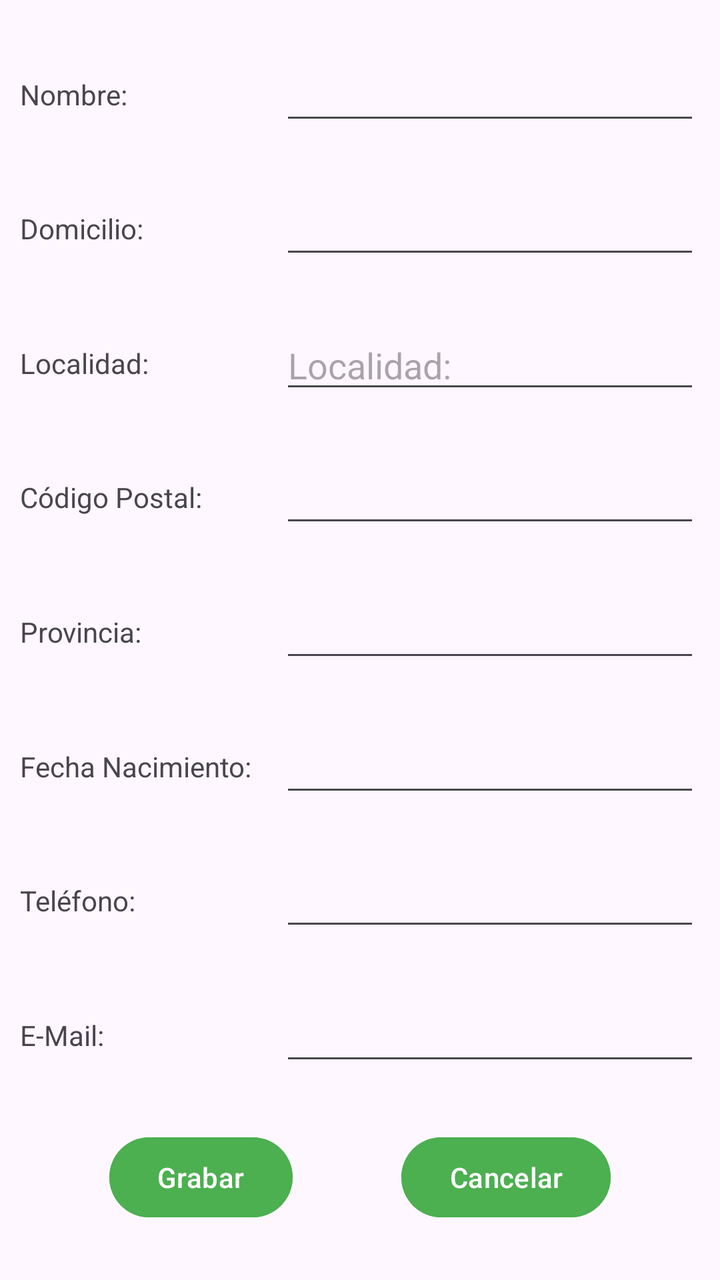
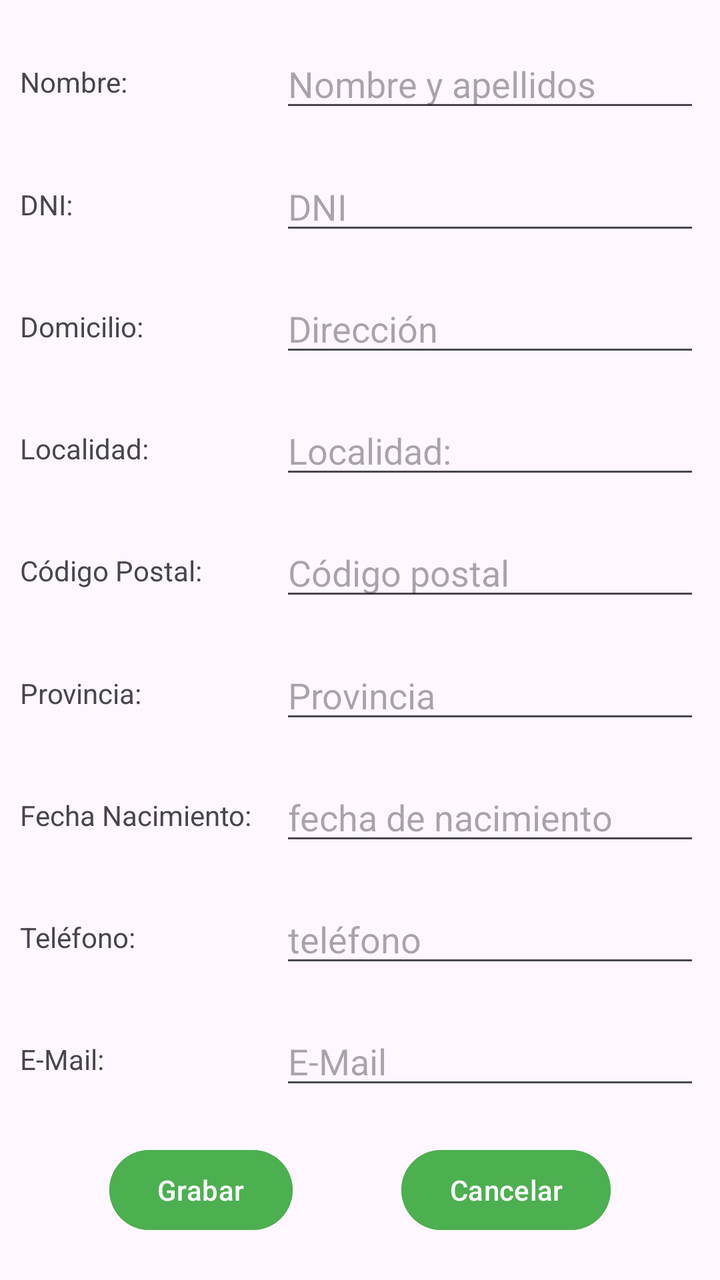

Screens rendered from an Android XML layout before and after an edit, with the pre-edit source and the edit as a unified diff.
<!-- AndroidManifest.xml: application theme Theme.ElPastillero -->
<!-- res/layout/activity_usuario.xml -->
<?xml version="1.0" encoding="utf-8"?>
<androidx.constraintlayout.widget.ConstraintLayout xmlns:android="http://schemas.android.com/apk/res/android"
    xmlns:app="http://schemas.android.com/apk/res-auto"
    xmlns:tools="http://schemas.android.com/tools"
    android:id="@+id/main"
    android:layout_width="match_parent"
    android:layout_height="match_parent"
    tools:context=".Usuario">

    <TextView
        android:id="@+id/lbNombre"
        android:layout_width="120dp"
        android:layout_height="40dp"
        android:gravity="center_vertical"
        android:text="@string/nombre"
        app:layout_constraintBottom_toTopOf="@id/lbdomiclio"
        app:layout_constraintEnd_toStartOf="@id/txtNombreU"
        app:layout_constraintStart_toStartOf="parent"
        app:layout_constraintTop_toTopOf="parent" />

    <EditText
        android:id="@+id/txtNombreU"
        android:layout_width="wrap_content"
        android:layout_height="40dp"
        android:autofillHints=""
        android:ems="10"
        android:inputType="text"
        app:layout_constraintBottom_toTopOf="@id/txtDomicilioU"
        app:layout_constraintEnd_toEndOf="parent"
        app:layout_constraintStart_toEndOf="@id/lbNombre"
        app:layout_constraintTop_toTopOf="parent"
        tools:ignore="LabelFor,TouchTargetSizeCheck,SpeakableTextPresentCheck" />

    <TextView
        android:id="@+id/lbdomiclio"
        android:layout_width="120dp"
        android:layout_height="40dp"
        android:gravity="center_vertical"
        android:text="@string/domicilio"
        app:layout_constraintBottom_toTopOf="@id/lbLocalidad"
        app:layout_constraintEnd_toStartOf="@id/txtDomicilioU"
        app:layout_constraintStart_toStartOf="parent"
        app:layout_constraintTop_toBottomOf="@id/lbNombre" />

    <EditText
        android:id="@+id/txtDomicilioU"
        android:layout_width="wrap_content"
        android:layout_height="40dp"
        android:ems="10"
        android:importantForAutofill="no"
        android:inputType="text"
        app:layout_constraintBottom_toTopOf="@id/txtLocalidadU"
        app:layout_constraintEnd_toEndOf="parent"
        app:layout_constraintStart_toEndOf="@id/lbdomiclio"
        app:layout_constraintTop_toBottomOf="@id/txtNombreU"
        tools:ignore="LabelFor,SpeakableTextPresentCheck,TouchTargetSizeCheck" />

    <TextView
        android:id="@+id/lbLocalidad"
        android:layout_width="120dp"
        android:layout_height="40dp"
        android:gravity="center_vertical"
        android:text="@string/localidad"
        app:layout_constraintBottom_toTopOf="@id/lbCodigoPostal"
        app:layout_constraintEnd_toStartOf="@id/txtLocalidadU"
        app:layout_constraintStart_toStartOf="parent"
        app:layout_constraintTop_toBottomOf="@id/lbdomiclio" />

    <EditText
        android:id="@+id/txtLocalidadU"
        android:layout_width="wrap_content"
        android:layout_height="40dp"
        android:autofillHints=""
        android:ems="10"
        android:hint="@string/localidad"
        android:inputType="text"
        app:layout_constraintBottom_toTopOf="@id/txtCodigoPostalU"
        app:layout_constraintEnd_toEndOf="parent"
        app:layout_constraintStart_toEndOf="@id/lbLocalidad"
        app:layout_constraintTop_toBottomOf="@id/txtDomicilioU"
        tools:ignore="LabelFor,TextContrastCheck,TouchTargetSizeCheck,DuplicateSpeakableTextCheck" />

    <TextView
        android:id="@+id/lbCodigoPostal"
        android:layout_width="120dp"
        android:layout_height="40dp"
        android:gravity="center_vertical"
        android:text="@string/c_digo_postalF"
        app:layout_constraintBottom_toTopOf="@id/lbProvincia"
        app:layout_constraintEnd_toStartOf="@id/txtCodigoPostalU"
        app:layout_constraintStart_toStartOf="parent"
        app:layout_constraintTop_toBottomOf="@id/lbLocalidad"
        tools:ignore="TextSizeCheck" />

    <EditText
        android:id="@+id/txtCodigoPostalU"
        android:layout_width="wrap_content"
        android:layout_height="40dp"
        android:autofillHints=""
        android:ems="10"
        android:inputType="text|textPostalAddress"
        app:layout_constraintBottom_toTopOf="@id/txtProvinc1aU"
        app:layout_constraintEnd_toEndOf="parent"
        app:layout_constraintStart_toEndOf="@id/lbCodigoPostal"
        app:layout_constraintTop_toBottomOf="@id/txtLocalidadU"
        tools:ignore="LabelFor,TouchTargetSizeCheck,SpeakableTextPresentCheck" />

    <TextView
        android:id="@+id/lbProvincia"
        android:layout_width="120dp"
        android:layout_height="40dp"
        android:gravity="center_vertical"
        android:text="@string/provinciaF"
        app:layout_constraintBottom_toTopOf="@id/lbFechaNacimiento"
        app:layout_constraintEnd_toStartOf="@id/txtProvinc1aU"
        app:layout_constraintStart_toStartOf="parent"
        app:layout_constraintTop_toBottomOf="@id/lbCodigoPostal" />

    <EditText
        android:id="@+id/txtProvinc1aU"
        android:layout_width="wrap_content"
        android:layout_height="40dp"
        android:ems="10"
        android:importantForAutofill="no"
        android:inputType="text"
        app:layout_constraintBottom_toTopOf="@id/txtFechaNacimientoU"
        app:layout_constraintEnd_toEndOf="parent"
        app:layout_constraintStart_toEndOf="@id/lbProvincia"
        app:layout_constraintTop_toBottomOf="@id/txtCodigoPostalU"
        tools:ignore="LabelFor,SpeakableTextPresentCheck,TouchTargetSizeCheck" />

    <TextView
        android:id="@+id/lbFechaNacimiento"
        android:layout_width="120dp"
        android:layout_height="40dp"
        android:gravity="center_vertical"
        android:text="@string/fecha_nacimientoU"
        app:layout_constraintBottom_toTopOf="@id/lbTelefono"
        app:layout_constraintEnd_toStartOf="@id/txtFechaNacimientoU"
        app:layout_constraintStart_toStartOf="parent"
        app:layout_constraintTop_toBottomOf="@id/lbProvincia"
        tools:ignore="TextSizeCheck" />

    <EditText
        android:id="@+id/txtFechaNacimientoU"
        android:layout_width="wrap_content"
        android:layout_height="40dp"
        android:autofillHints=""
        android:ems="10"
        android:inputType="text"
        app:layout_constraintBottom_toTopOf="@id/txtTelefonoU"
        app:layout_constraintEnd_toEndOf="parent"
        app:layout_constraintStart_toEndOf="@id/lbFechaNacimiento"
        app:layout_constraintTop_toBottomOf="@id/txtProvinc1aU"
        tools:ignore="LabelFor,TouchTargetSizeCheck,SpeakableTextPresentCheck" />

    <TextView
        android:id="@+id/lbTelefono"
        android:layout_width="120dp"
        android:layout_height="40dp"
        android:gravity="center_vertical"
        android:text="@string/tel_fonoF"
        app:layout_constraintBottom_toTopOf="@id/lbEMail"
        app:layout_constraintEnd_toStartOf="@id/txtTelefonoU"
        app:layout_constraintStart_toStartOf="parent"
        app:layout_constraintTop_toBottomOf="@id/lbFechaNacimiento" />

    <EditText
        android:id="@+id/txtTelefonoU"
        android:layout_width="wrap_content"
        android:layout_height="40dp"
        android:autofillHints=""
        android:ems="10"
        android:inputType="phone"
        app:layout_constraintBottom_toTopOf="@id/txtEMailU"
        app:layout_constraintEnd_toEndOf="parent"
        app:layout_constraintStart_toEndOf="@id/lbTelefono"
        app:layout_constraintTop_toBottomOf="@id/txtFechaNacimientoU"
        tools:ignore="LabelFor,TextContrastCheck,TouchTargetSizeCheck,SpeakableTextPresentCheck" />

    <TextView
        android:id="@+id/lbEMail"
        android:layout_width="120dp"
        android:layout_height="40dp"
        android:gravity="center_vertical"
        android:text="@string/e_mailF"
        app:layout_constraintBottom_toTopOf="@id/btnGrabar"
        app:layout_constraintEnd_toStartOf="@id/txtEMailU"
        app:layout_constraintStart_toStartOf="parent"

        app:layout_constraintTop_toBottomOf="@id/lbTelefono" />

    <EditText
        android:id="@+id/txtEMailU"
        android:layout_width="wrap_content"
        android:layout_height="40dp"
        android:ems="10"
        android:importantForAutofill="no"
        android:inputType="text|textEmailAddress"
        app:layout_constraintBottom_toTopOf="@id/btnCancelar"
        app:layout_constraintEnd_toEndOf="parent"
        app:layout_constraintStart_toEndOf="@id/lbEMail"
        app:layout_constraintTop_toBottomOf="@id/txtTelefonoU"
        tools:ignore="LabelFor,TextFields,SpeakableTextPresentCheck,TouchTargetSizeCheck" />

    <Button
        android:id="@+id/btnGrabar"
        android:layout_width="wrap_content"
        android:layout_height="wrap_content"
        android:backgroundTint="@color/boton"
        android:text="@string/grabar"
        app:layout_constraintBottom_toBottomOf="parent"
        app:layout_constraintEnd_toStartOf="@id/btnCancelar"
        app:layout_constraintStart_toStartOf="parent"
        app:layout_constraintTop_toBottomOf="@id/lbEMail"
        tools:ignore="TextContrastCheck" />

    <Button
        android:id="@+id/btnCancelar"
        android:layout_width="wrap_content"
        android:layout_height="wrap_content"
        android:backgroundTint="@color/boton"
        android:text="@string/cancelar"
        app:layout_constraintBottom_toBottomOf="parent"
        app:layout_constraintEnd_toEndOf="parent"
        app:layout_constraintStart_toEndOf="@id/btnGrabar"
        app:layout_constraintTop_toBottomOf="@id/txtEMailU"
        tools:ignore="TextContrastCheck" />


</androidx.constraintlayout.widget.ConstraintLayout>
<!-- resources referenced by this layout -->
<resources>
  <color name="boton">#4CAF50</color>
  <string name="c_digo_postalF">Código Postal:</string>
  <string name="cancelar">Cancelar</string>
  <string name="domicilio">Domicilio:</string>
  <string name="e_mailF">E-Mail:</string>
  <string name="fecha_nacimientoU">Fecha Nacimiento:</string>
  <string name="grabar">Grabar</string>
  <string name="localidad">Localidad:</string>
  <string name="nombre">Nombre:</string>
  <string name="provinciaF">Provincia:</string>
  <string name="tel_fonoF">Teléfono:</string>
  <style name="Theme.ElPastillero" parent="Base.Theme.ElPastillero" />
  <style name="Base.Theme.ElPastillero" parent="Theme.Material3.DayNight">
          
          
      </style>
</resources>

<!-- the commit's change to res/layout/activity_usuario.xml (unified diff, before → after) -->
@@ -13,7 +13,7 @@
         android:layout_height="40dp"
         android:gravity="center_vertical"
         android:text="@string/nombre"
-        app:layout_constraintBottom_toTopOf="@id/lbdomiclio"
+        app:layout_constraintBottom_toTopOf="@id/lbDNI"
         app:layout_constraintEnd_toStartOf="@id/txtNombreU"
         app:layout_constraintStart_toStartOf="parent"
         app:layout_constraintTop_toTopOf="parent" />
@@ -25,10 +25,37 @@
         android:autofillHints=""
         android:ems="10"
         android:inputType="text"
-        app:layout_constraintBottom_toTopOf="@id/txtDomicilioU"
+        android:hint="Nombre y apellidos"
+        app:layout_constraintBottom_toTopOf="@id/txtDNIu"
         app:layout_constraintEnd_toEndOf="parent"
         app:layout_constraintStart_toEndOf="@id/lbNombre"
         app:layout_constraintTop_toTopOf="parent"
+        tools:ignore="LabelFor,TouchTargetSizeCheck,SpeakableTextPresentCheck" />
+
+
+    <TextView
+        android:id="@+id/lbDNI"
+        android:layout_width="120dp"
+        android:layout_height="40dp"
+        android:gravity="center_vertical"
+        android:text="DNI:"
+        app:layout_constraintBottom_toTopOf="@id/lbdomiclio"
+        app:layout_constraintEnd_toStartOf="@id/txtDNIu"
+        app:layout_constraintStart_toStartOf="parent"
+        app:layout_constraintTop_toBottomOf="@id/lbNombre" />
+
+    <EditText
+        android:id="@+id/txtDNIu"
+        android:layout_width="wrap_content"
+        android:layout_height="40dp"
+        android:autofillHints=""
+        android:ems="10"
+        android:inputType="text"
+        android:hint="DNI"
+        app:layout_constraintBottom_toTopOf="@id/txtDomicilioU"
+        app:layout_constraintEnd_toEndOf="parent"
+        app:layout_constraintStart_toEndOf="@id/lbDNI"
+        app:layout_constraintTop_toBottomOf="@id/txtNombreU"
         tools:ignore="LabelFor,TouchTargetSizeCheck,SpeakableTextPresentCheck" />
 
     <TextView
@@ -40,7 +67,7 @@
         app:layout_constraintBottom_toTopOf="@id/lbLocalidad"
         app:layout_constraintEnd_toStartOf="@id/txtDomicilioU"
         app:layout_constraintStart_toStartOf="parent"
-        app:layout_constraintTop_toBottomOf="@id/lbNombre" />
+        app:layout_constraintTop_toBottomOf="@id/lbDNI" />
 
     <EditText
         android:id="@+id/txtDomicilioU"
@@ -49,10 +76,11 @@
         android:ems="10"
         android:importantForAutofill="no"
         android:inputType="text"
+        android:hint="Dirección"
         app:layout_constraintBottom_toTopOf="@id/txtLocalidadU"
         app:layout_constraintEnd_toEndOf="parent"
         app:layout_constraintStart_toEndOf="@id/lbdomiclio"
-        app:layout_constraintTop_toBottomOf="@id/txtNombreU"
+        app:layout_constraintTop_toBottomOf="@id/txtDNIu"
         tools:ignore="LabelFor,SpeakableTextPresentCheck,TouchTargetSizeCheck" />
 
     <TextView
@@ -99,6 +127,7 @@
         android:autofillHints=""
         android:ems="10"
         android:inputType="text|textPostalAddress"
+        android:hint="Código postal"
         app:layout_constraintBottom_toTopOf="@id/txtProvinc1aU"
         app:layout_constraintEnd_toEndOf="parent"
         app:layout_constraintStart_toEndOf="@id/lbCodigoPostal"
@@ -111,7 +140,7 @@
         android:layout_height="40dp"
         android:gravity="center_vertical"
         android:text="@string/provinciaF"
-        app:layout_constraintBottom_toTopOf="@id/lbFechaNacimiento"
+                app:layout_constraintBottom_toTopOf="@id/lbFechaNacimiento"
         app:layout_constraintEnd_toStartOf="@id/txtProvinc1aU"
         app:layout_constraintStart_toStartOf="parent"
         app:layout_constraintTop_toBottomOf="@id/lbCodigoPostal" />
@@ -123,6 +152,7 @@
         android:ems="10"
         android:importantForAutofill="no"
         android:inputType="text"
+        android:hint="Provincia"
         app:layout_constraintBottom_toTopOf="@id/txtFechaNacimientoU"
         app:layout_constraintEnd_toEndOf="parent"
         app:layout_constraintStart_toEndOf="@id/lbProvincia"
@@ -147,6 +177,7 @@
         android:layout_height="40dp"
         android:autofillHints=""
         android:ems="10"
+        android:hint="fecha de nacimiento"
         android:inputType="text"
         app:layout_constraintBottom_toTopOf="@id/txtTelefonoU"
         app:layout_constraintEnd_toEndOf="parent"
@@ -172,6 +203,7 @@
         android:autofillHints=""
         android:ems="10"
         android:inputType="phone"
+        android:hint="teléfono"
         app:layout_constraintBottom_toTopOf="@id/txtEMailU"
         app:layout_constraintEnd_toEndOf="parent"
         app:layout_constraintStart_toEndOf="@id/lbTelefono"
@@ -184,7 +216,7 @@
         android:layout_height="40dp"
         android:gravity="center_vertical"
         android:text="@string/e_mailF"
-        app:layout_constraintBottom_toTopOf="@id/btnGrabar"
+                app:layout_constraintBottom_toTopOf="@id/btnGrabarU"
         app:layout_constraintEnd_toStartOf="@id/txtEMailU"
         app:layout_constraintStart_toStartOf="parent"
 
@@ -197,33 +229,34 @@
         android:ems="10"
         android:importantForAutofill="no"
         android:inputType="text|textEmailAddress"
-        app:layout_constraintBottom_toTopOf="@id/btnCancelar"
+        android:hint="E-Mail"
+        app:layout_constraintBottom_toTopOf="@id/btnCancelarU"
         app:layout_constraintEnd_toEndOf="parent"
         app:layout_constraintStart_toEndOf="@id/lbEMail"
         app:layout_constraintTop_toBottomOf="@id/txtTelefonoU"
         tools:ignore="LabelFor,TextFields,SpeakableTextPresentCheck,TouchTargetSizeCheck" />
 
     <Button
-        android:id="@+id/btnGrabar"
+        android:id="@+id/btnGrabarU"
         android:layout_width="wrap_content"
         android:layout_height="wrap_content"
         android:backgroundTint="@color/boton"
         android:text="@string/grabar"
         app:layout_constraintBottom_toBottomOf="parent"
-        app:layout_constraintEnd_toStartOf="@id/btnCancelar"
+        app:layout_constraintEnd_toStartOf="@id/btnCancelarU"
         app:layout_constraintStart_toStartOf="parent"
         app:layout_constraintTop_toBottomOf="@id/lbEMail"
         tools:ignore="TextContrastCheck" />
 
     <Button
-        android:id="@+id/btnCancelar"
+        android:id="@+id/btnCancelarU"
         android:layout_width="wrap_content"
         android:layout_height="wrap_content"
         android:backgroundTint="@color/boton"
         android:text="@string/cancelar"
         app:layout_constraintBottom_toBottomOf="parent"
         app:layout_constraintEnd_toEndOf="parent"
-        app:layout_constraintStart_toEndOf="@id/btnGrabar"
+        app:layout_constraintStart_toEndOf="@id/btnGrabarU"
         app:layout_constraintTop_toBottomOf="@id/txtEMailU"
         tools:ignore="TextContrastCheck" />
 
